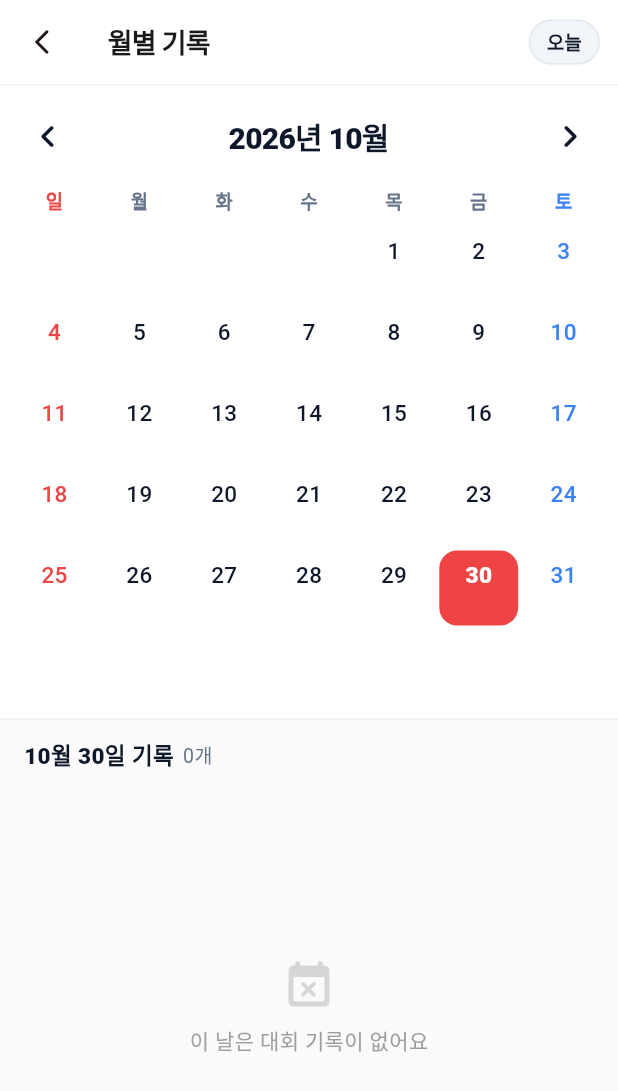
After one commit to m4004in/battle-log, a Flutter app: the screen it shows after launch, after a tap on "월별", on a phone screen of 412 x 824 dp. The commit adds this screen. Shown: the top 1091 px of the screen. Run offline on Flutter 3.47's test engine with Material 3 defaults, Android fonts, the phone set to English and light mode, and no system bars; our stand-ins replace cached_network_image, shared_preferences, web; missing offline and left inert: dart:js_interop.

Commit message:
genspark auto-backup

```diff
--- /dev/null
+++ b/lib/screens/calendar_screen.dart
@@ -0,0 +1,412 @@
+import 'package:flutter/material.dart';
+import 'package:provider/provider.dart';
+import '../providers/tournament_provider.dart';
+import '../models/tournament_record.dart';
+
+/// 월별 캘린더 화면.
+/// - 항상 현재 달로 시작, 좌우 스와이프/화살표로 이전·다음 달 이동
+/// - 대회가 있는 날짜에 아이콘 표시 (그날 승패 우세에 따라 색 변경)
+/// - 날짜를 누르면 그날의 대회 기록(승패 로그)이 아래에 표시
+class CalendarScreen extends StatefulWidget {
+  /// 홈 화면과 동일한 로그 카드 디자인을 그려주는 빌더
+  final Widget Function(TournamentRecord record) cardBuilder;
+
+  /// 카드를 눌렀을 때 편집 화면으로 이동
+  final void Function(BuildContext context, TournamentRecord record) onEdit;
+
+  const CalendarScreen({
+    super.key,
+    required this.cardBuilder,
+    required this.onEdit,
+  });
+
+  @override
+  State<CalendarScreen> createState() => _CalendarScreenState();
+}
+
+class _CalendarScreenState extends State<CalendarScreen> {
+  static const int _basePage = 1200;
+  static const Color _kInk = Color(0xFF0F172A);
+  static const Color _kSlate = Color(0xFF64748B);
+  static const Color _kRed = Color(0xFFEF4444);
+  static const List<String> _weekdays = ['일', '월', '화', '수', '목', '금', '토'];
+
+  late final PageController _pageController;
+  late final DateTime _now;
+  int _page = _basePage;
+  DateTime? _selected;
+
+  @override
+  void initState() {
+    super.initState();
+    _now = DateTime.now();
+    _selected = DateTime(_now.year, _now.month, _now.day);
+    _pageController = PageController(initialPage: _basePage);
+  }
+
+  @override
+  void dispose() {
+    _pageController.dispose();
+    super.dispose();
+  }
+
+  DateTime _monthOf(int page) =>
+      DateTime(_now.year, _now.month + (page - _basePage));
+
+  bool _sameDay(DateTime a, DateTime b) =>
+      a.year == b.year && a.month == b.month && a.day == b.day;
+
+  List<TournamentRecord> _recordsOn(List<TournamentRecord> all, DateTime day) {
+    return all.where((r) => _sameDay(r.date, day)).toList();
+  }
+
+  List<TournamentRecord> _recordsInMonth(
+      List<TournamentRecord> all, DateTime month) {
+    final list = all
+        .where((r) => r.date.year == month.year && r.date.month == month.month)
+        .toList();
+    list.sort((a, b) => b.date.compareTo(a.date));
+    return list;
+  }
+
+  Color _dayColor(List<TournamentRecord> rs) {
+    final w = rs.fold<int>(0, (s, r) => s + r.totalWins);
+    final l = rs.fold<int>(0, (s, r) => s + r.totalLoses);
+    if (w > l) return const Color(0xFF059669);
+    if (l > w) return const Color(0xFFDC2626);
+    return const Color(0xFFD97706);
+  }
+
+  void _goTo(int page) {
+    _pageController.animateToPage(
+      page,
+      duration: const Duration(milliseconds: 280),
+      curve: Curves.easeOut,
+    );
+  }
+
+  void _goToday() {
+    setState(() => _selected = DateTime(_now.year, _now.month, _now.day));
+    if (_page == _basePage) return;
+    _goTo(_basePage);
+  }
+
+  @override
+  Widget build(BuildContext context) {
+    final all = context.watch<TournamentProvider>().records;
+    final month = _monthOf(_page);
+    final isCurrentMonth = _page == _basePage;
+
+    final List<TournamentRecord> shown;
+    final String listTitle;
+    if (_selected != null &&
+        _selected!.year == month.year &&
+        _selected!.month == month.month) {
+      shown = _recordsOn(all, _selected!);
+      listTitle = '${_selected!.month}월 ${_selected!.day}일 기록';
+    } else {
+      shown = _recordsInMonth(all, month);
+      listTitle = '${month.month}월 전체 기록';
+    }
+
+    return Scaffold(
+      backgroundColor: const Color(0xFFFAFAFA),
+      appBar: AppBar(
+        backgroundColor: Colors.white,
+        elevation: 0,
+        leading: IconButton(
+          tooltip: '뒤로가기',
+          icon: const Icon(Icons.arrow_back_ios_new_rounded, size: 20),
+          onPressed: () => Navigator.of(context).maybePop(),
+        ),
+        title: const Text(
+          '월별 기록',
+          style: TextStyle(
+            fontSize: 18,
+            fontWeight: FontWeight.w800,
+            color: Color(0xFF1A1A1A),
+            letterSpacing: -0.5,
+          ),
+        ),
+        actions: [
+          Padding(
+            padding: const EdgeInsets.only(right: 12),
+            child: Center(
+              child: Material(
+                color: isCurrentMonth &&
+                        _selected != null &&
+                        _sameDay(_selected!, _now)
+                    ? const Color(0xFFF1F5F9)
+                    : Colors.white,
+                shape: const StadiumBorder(
+                    side: BorderSide(color: Color(0xFFE2E8F0))),
+                child: InkWell(
+                  customBorder: const StadiumBorder(),
+                  onTap: _goToday,
+                  child: const Padding(
+                    padding: EdgeInsets.symmetric(horizontal: 12, vertical: 6),
+                    child: Text('오늘',
+                        style: TextStyle(
+                            fontSize: 12.5,
+                            fontWeight: FontWeight.w700,
+                            color: _kInk)),
+                  ),
+                ),
+              ),
+            ),
+          ),
+        ],
+        bottom: PreferredSize(
+          preferredSize: const Size.fromHeight(1),
+          child: Container(height: 1, color: const Color(0xFFF0F0F0)),
+        ),
+      ),
+      body: Column(
+        children: [
+          Container(
+            color: Colors.white,
+            child: Column(
+              children: [
+                _buildMonthHeader(month),
+                _buildWeekdayRow(),
+                SizedBox(
+                  height: 6 * 54.0,
+                  child: PageView.builder(
+                    controller: _pageController,
+                    onPageChanged: (p) => setState(() {
+                      _page = p;
+                      final m = _monthOf(p);
+                      // 현재 달로 돌아오면 오늘 선택, 그 외에는 월 전체 보기
+                      _selected = (m.year == _now.year && m.month == _now.month)
+                          ? DateTime(_now.year, _now.month, _now.day)
+                          : null;
+                    }),
+                    itemBuilder: (ctx, p) => _buildMonthGrid(_monthOf(p), all),
+                  ),
+                ),
+                const SizedBox(height: 6),
+              ],
+            ),
+          ),
+          const Divider(height: 1, color: Color(0xFFF0F0F0)),
+          Padding(
+            padding: const EdgeInsets.fromLTRB(16, 12, 16, 4),
+            child: Row(
+              children: [
+                Text(listTitle,
+                    style: const TextStyle(
+                        fontSize: 15,
+                        fontWeight: FontWeight.w800,
+                        color: _kInk)),
+                const SizedBox(width: 6),
+                Text('${shown.length}개',
+                    style: const TextStyle(fontSize: 13, color: _kSlate)),
+              ],
+            ),
+          ),
+          Expanded(
+            child: shown.isEmpty
+                ? Center(
+                    child: Column(
+                      mainAxisSize: MainAxisSize.min,
+                      children: [
+                        Icon(Icons.event_busy_rounded,
+                            size: 36, color: Colors.grey[350]),
+                        const SizedBox(height: 8),
+                        Text(
+                            _selected == null
+                                ? '이 달은 대회 기록이 없어요'
+                                : '이 날은 대회 기록이 없어요',
+                            style: TextStyle(
+                                fontSize: 14, color: Colors.grey[500])),
+                      ],
+                    ),
+                  )
+                : ListView.builder(
+                    padding: const EdgeInsets.fromLTRB(16, 6, 16, 24),
+                    itemCount: shown.length,
+                    itemBuilder: (ctx, i) => GestureDetector(
+                      onTap: () => widget.onEdit(context, shown[i]),
+                      child: widget.cardBuilder(shown[i]),
+                    ),
+                  ),
+          ),
+        ],
+      ),
+    );
+  }
+
+  // ── 월 헤더: ‹  2026년 10월  ›
+  Widget _buildMonthHeader(DateTime month) {
+    return Padding(
+      padding: const EdgeInsets.fromLTRB(8, 10, 8, 4),
+      child: Row(
+        children: [
+          IconButton(
+            tooltip: '이전 달',
+            icon: const Icon(Icons.chevron_left_rounded, size: 30),
+            color: _kInk,
+            onPressed: () => _goTo(_page - 1),
+          ),
+          Expanded(
+            child: Center(
+              child: Text(
+                '${month.year}년 ${month.month}월',
+                style: const TextStyle(
+                  fontSize: 20,
+                  fontWeight: FontWeight.w800,
+                  color: _kInk,
+                  letterSpacing: -0.5,
+                ),
+              ),
+            ),
+          ),
+          IconButton(
+            tooltip: '다음 달',
+            icon: const Icon(Icons.chevron_right_rounded, size: 30),
+            color: _kInk,
+            onPressed: () => _goTo(_page + 1),
+          ),
+        ],
+      ),
+    );
+  }
+
+  Widget _buildWeekdayRow() {
+    return Padding(
+      padding: const EdgeInsets.symmetric(horizontal: 8, vertical: 6),
+      child: Row(
+        children: List.generate(7, (i) {
+          final color = i == 0
+              ? const Color(0xFFEF4444)
+              : i == 6
+                  ? const Color(0xFF3B82F6)
+                  : _kSlate;
+          return Expanded(
+            child: Center(
+              child: Text(_weekdays[i],
+                  style: TextStyle(
+                      fontSize: 12.5,
+                      fontWeight: FontWeight.w600,
+                      color: color)),
+            ),
+          );
+        }),
+      ),
+    );
+  }
+
+  // ── 한 달 그리드 (항상 6줄 고정 → 달 이동 시 높이 흔들림 없음)
+  Widget _buildMonthGrid(DateTime month, List<TournamentRecord> all) {
+    final first = DateTime(month.year, month.month, 1);
+    final leading = first.weekday % 7; // 일요일 시작
+    final daysInMonth = DateTime(month.year, month.month + 1, 0).day;
+
+    return Padding(
+      padding: const EdgeInsets.symmetric(horizontal: 8),
+      child: Column(
+        children: List.generate(6, (row) {
+          return SizedBox(
+            height: 54,
+            child: Row(
+              children: List.generate(7, (col) {
+                final dayNum = row * 7 + col - leading + 1;
+                if (dayNum < 1 || dayNum > daysInMonth) {
+                  return const Expanded(child: SizedBox.shrink());
+                }
+                final date = DateTime(month.year, month.month, dayNum);
+                return Expanded(child: _buildDayCell(date, col, all));
+              }),
+            ),
+          );
+        }),
+      ),
+    );
+  }
+
+  Widget _buildDayCell(DateTime date, int col, List<TournamentRecord> all) {
+    final rs = _recordsOn(all, date);
+    final has = rs.isNotEmpty;
+    final isToday = _sameDay(date, _now);
+    final isSel = _selected != null && _sameDay(date, _selected!);
+
+    Color numColor = col == 0
+        ? const Color(0xFFEF4444)
+        : col == 6
+            ? const Color(0xFF3B82F6)
+            : _kInk;
+    if (isSel) numColor = Colors.white;
+
+    return Padding(
+      padding: const EdgeInsets.all(2),
+      child: InkWell(
+        borderRadius: BorderRadius.circular(12),
+        onTap: () => setState(() {
+          if (_selected != null && _sameDay(_selected!, date)) {
+            _selected = null; // 다시 누르면 월 전체 보기
+          } else {
+            _selected = date;
+          }
+        }),
+        child: Container(
+          decoration: BoxDecoration(
+            color: isSel ? _kRed : Colors.transparent,
+            borderRadius: BorderRadius.circular(12),
+            border:
+                isToday && !isSel ? Border.all(color: _kRed, width: 1.5) : null,
+          ),
+          child: Column(
+            mainAxisAlignment: MainAxisAlignment.center,
+            children: [
+              Text(
+                '${date.day}',
+                style: TextStyle(
+                  fontSize: 15,
+                  fontWeight: (isToday || isSel || has)
+                      ? FontWeight.w800
+                      : FontWeight.w500,
+                  color: numColor,
+                ),
+              ),
+              const SizedBox(height: 2),
+              SizedBox(
+                height: 16,
+                child: has
+                    ? Row(
+                        mainAxisAlignment: MainAxisAlignment.center,
+                        children: [
+                          Container(
+                            width: 16,
+                            height: 16,
+                            decoration: BoxDecoration(
+                              color: isSel ? Colors.white : _dayColor(rs),
+                              shape: BoxShape.circle,
+                            ),
+                            child: Icon(
+                              Icons.catching_pokemon,
+                              size: 11,
+                              color: isSel ? _kRed : Colors.white,
+                            ),
+                          ),
+                          if (rs.length > 1) ...[
+                            const SizedBox(width: 2),
+                            Text(
+                              '${rs.length}',
+                              style: TextStyle(
+                                fontSize: 10,
+                                fontWeight: FontWeight.w800,
+                                color: isSel ? Colors.white : _dayColor(rs),
+                              ),
+                            ),
+                          ],
+                        ],
+                      )
+                    : null,
+              ),
+            ],
+          ),
+        ),
+      ),
+    );
+  }
+}
--- a/lib/screens/home_screen.dart
+++ b/lib/screens/home_screen.dart
@@ -9,6 +9,7 @@ import '../providers/tournament_provider.dart';
 import '../models/tournament_record.dart';
 import '../data/pokemon_data.dart';
 import 'record_edit_screen.dart';
+import 'calendar_screen.dart';
 import '../utils/image_saver.dart';
 
 class HomeScreen extends StatefulWidget {
@@ -154,6 +155,13 @@ class _HomeScreenState extends State<HomeScreen> {
             filled: true,
             onTap: () => _createNewRecord(context),
           ),
+          const SizedBox(width: 6),
+          _appBarChip(
+            icon: Icons.calendar_month_rounded,
+            label: '월별',
+            filled: false,
+            onTap: () => _openCalendar(context),
+          ),
           if (records.isNotEmpty) ...[
             const SizedBox(width: 6),
             _appBarChip(
@@ -191,7 +199,7 @@ class _HomeScreenState extends State<HomeScreen> {
         customBorder: const StadiumBorder(),
         onTap: onTap,
         child: Padding(
-          padding: const EdgeInsets.symmetric(horizontal: 10, vertical: 6),
+          padding: const EdgeInsets.symmetric(horizontal: 9, vertical: 6),
           child: Row(
             mainAxisSize: MainAxisSize.min,
             children: [
@@ -786,6 +794,33 @@ class _HomeScreenState extends State<HomeScreen> {
     }
   }
 
+  void _openCalendar(BuildContext context) {
+    Navigator.push(
+      context,
+      MaterialPageRoute(
+        builder: (ctx) => CalendarScreen(
+          cardBuilder: (r) => Container(
+            margin: const EdgeInsets.only(bottom: 10),
+            decoration: BoxDecoration(
+              color: Colors.white,
+              borderRadius: BorderRadius.circular(14),
+              boxShadow: [
+                BoxShadow(
+                  color: Colors.black.withValues(alpha: 0.04),
+                  blurRadius: 8,
+                  offset: const Offset(0, 2),
+                ),
+              ],
+            ),
+            clipBehavior: Clip.antiAlias,
+            child: _buildCardBody(r),
+          ),
+          onEdit: (c, r) => _editRecord(c, r, c.read<TournamentProvider>()),
+        ),
+      ),
+    );
+  }
+
   Future<void> _editRecord(BuildContext context, TournamentRecord record,
       TournamentProvider provider) async {
     final result = await Navigator.push<TournamentRecord>(
```
Also changed, not shown: lib/screens/record_edit_screen.dart (+3 -6 lines), lib/widgets/pokemon_picker_dialog.dart (+5 -9 lines).
